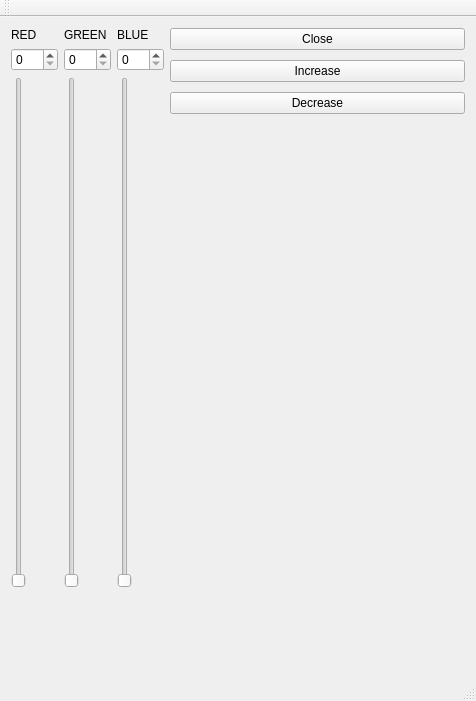
mo222yy/linUM1_labb8, file Grunduppgiff2/mainwindow.ui: the form before one commit.
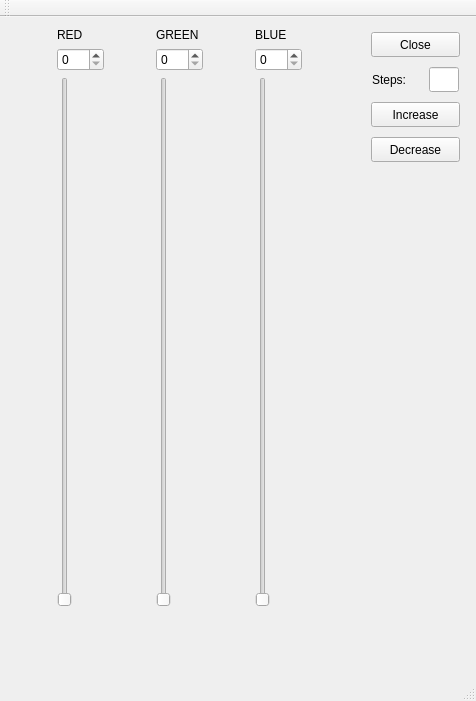
The form after the commit.

Commit message: completes the task

Patch:
```diff
--- a/Grunduppgiff2/mainwindow.ui
+++ b/Grunduppgiff2/mainwindow.ui
@@ -14,19 +14,16 @@
    <string>MainWindow</string>
   </property>
   <widget class="QWidget" name="centralWidget">
-   <layout class="QHBoxLayout" name="horizontalLayout">
-    <item>
+   <widget class="QWidget" name="">
+    <property name="geometry">
+     <rect>
+      <x>0</x>
+      <y>0</y>
+      <width>361</width>
+      <height>601</height>
+     </rect>
+    </property>
      <layout class="QGridLayout" name="gridLayout">
-      <property name="bottomMargin">
-       <number>80</number>
-      </property>
-      <item row="1" column="0">
-       <widget class="QSpinBox" name="spinBox">
-        <property name="maximum">
-         <number>255</number>
-        </property>
-       </widget>
-      </item>
       <item row="0" column="0">
        <widget class="QLabel" name="label">
         <property name="text">
@@ -34,55 +31,14 @@
         </property>
        </widget>
       </item>
-      <item row="2" column="0">
-       <widget class="QSlider" name="verticalSlider">
-        <property name="maximum">
-         <number>255</number>
-        </property>
-        <property name="orientation">
-         <enum>Qt::Vertical</enum>
-        </property>
-       </widget>
-      </item>
-     </layout>
-    </item>
-    <item>
-     <layout class="QGridLayout" name="gridLayout_2">
-      <property name="bottomMargin">
-       <number>80</number>
-      </property>
-      <item row="2" column="0">
-       <widget class="QSlider" name="verticalSlider_2">
-        <property name="maximum">
-         <number>255</number>
-        </property>
-        <property name="orientation">
-         <enum>Qt::Vertical</enum>
-        </property>
-       </widget>
-      </item>
-      <item row="1" column="0">
-       <widget class="QSpinBox" name="spinBox_2">
-        <property name="maximum">
-         <number>255</number>
-        </property>
-       </widget>
-      </item>
-      <item row="0" column="0">
+     <item row="0" column="1">
        <widget class="QLabel" name="label_2">
         <property name="text">
          <string>GREEN</string>
         </property>
        </widget>
       </item>
-     </layout>
-    </item>
-    <item>
-     <layout class="QGridLayout" name="gridLayout_3">
-      <property name="bottomMargin">
-       <number>80</number>
-      </property>
-      <item row="0" column="0">
+     <item row="0" column="2">
        <widget class="QLabel" name="label_3">
         <property name="text">
          <string>BLUE</string>
@@ -90,6 +46,20 @@
        </widget>
       </item>
       <item row="1" column="0">
+      <widget class="QSpinBox" name="spinBox">
+       <property name="maximum">
+        <number>255</number>
+       </property>
+      </widget>
+     </item>
+     <item row="1" column="1">
+      <widget class="QSpinBox" name="spinBox_2">
+       <property name="maximum">
+        <number>255</number>
+       </property>
+      </widget>
+     </item>
+     <item row="1" column="2">
        <widget class="QSpinBox" name="spinBox_3">
         <property name="maximum">
          <number>255</number>
@@ -100,6 +70,26 @@
        </widget>
       </item>
       <item row="2" column="0">
+      <widget class="QSlider" name="verticalSlider">
+       <property name="maximum">
+        <number>255</number>
+       </property>
+       <property name="orientation">
+        <enum>Qt::Vertical</enum>
+       </property>
+      </widget>
+     </item>
+     <item row="2" column="1">
+      <widget class="QSlider" name="verticalSlider_2">
+       <property name="maximum">
+        <number>255</number>
+       </property>
+       <property name="orientation">
+        <enum>Qt::Vertical</enum>
+       </property>
+      </widget>
+     </item>
+     <item row="2" column="2">
        <widget class="QSlider" name="verticalSlider_3">
         <property name="maximum">
          <number>255</number>
@@ -110,39 +100,103 @@
        </widget>
       </item>
      </layout>
-    </item>
-    <item>
+   </widget>
+   <widget class="QWidget" name="">
+    <property name="geometry">
+     <rect>
+      <x>360</x>
+      <y>0</y>
+      <width>111</width>
+      <height>161</height>
+     </rect>
+    </property>
      <layout class="QVBoxLayout" name="verticalLayout">
-      <property name="spacing">
-       <number>10</number>
-      </property>
-      <property name="bottomMargin">
-       <number>0</number>
-      </property>
       <item>
        <widget class="QPushButton" name="exitButton_2">
+       <property name="sizePolicy">
+        <sizepolicy hsizetype="Minimum" vsizetype="Fixed">
+         <horstretch>0</horstretch>
+         <verstretch>0</verstretch>
+        </sizepolicy>
+       </property>
+       <property name="maximumSize">
+        <size>
+         <width>200</width>
+         <height>25</height>
+        </size>
+       </property>
         <property name="text">
          <string>Close</string>
         </property>
        </widget>
       </item>
+     <item>
+      <layout class="QHBoxLayout" name="horizontalLayout">
+       <item>
+        <widget class="QLabel" name="label_4">
+         <property name="maximumSize">
+          <size>
+           <width>50</width>
+           <height>25</height>
+          </size>
+         </property>
+         <property name="text">
+          <string>Steps:</string>
+         </property>
+        </widget>
+       </item>
+       <item>
+        <widget class="QLineEdit" name="lineEdit">
+         <property name="maximumSize">
+          <size>
+           <width>30</width>
+           <height>25</height>
+          </size>
+         </property>
+        </widget>
+       </item>
+      </layout>
+     </item>
       <item>
        <widget class="QPushButton" name="increaseButton">
+       <property name="sizePolicy">
+        <sizepolicy hsizetype="Minimum" vsizetype="Fixed">
+         <horstretch>0</horstretch>
+         <verstretch>0</verstretch>
+        </sizepolicy>
+       </property>
+       <property name="maximumSize">
+        <size>
+         <width>200</width>
+         <height>25</height>
+        </size>
+       </property>
         <property name="text">
          <string>Increase</string>
         </property>
        </widget>
       </item>
-      <item alignment="Qt::AlignTop">
+     <item>
        <widget class="QPushButton" name="decreaseButton">
+       <property name="sizePolicy">
+        <sizepolicy hsizetype="Minimum" vsizetype="Fixed">
+         <horstretch>0</horstretch>
+         <verstretch>0</verstretch>
+        </sizepolicy>
+       </property>
+       <property name="maximumSize">
+        <size>
+         <width>200</width>
+         <height>25</height>
+        </size>
+       </property>
         <property name="text">
          <string>Decrease</string>
         </property>
        </widget>
       </item>
      </layout>
-    </item>
-   </layout>
+   </widget>
   </widget>
   <widget class="QMenuBar" name="menuBar">
    <property name="geometry">
```
Lines whose indentation alone changed are shown as unchanged. The commit also changes 2 other files.
